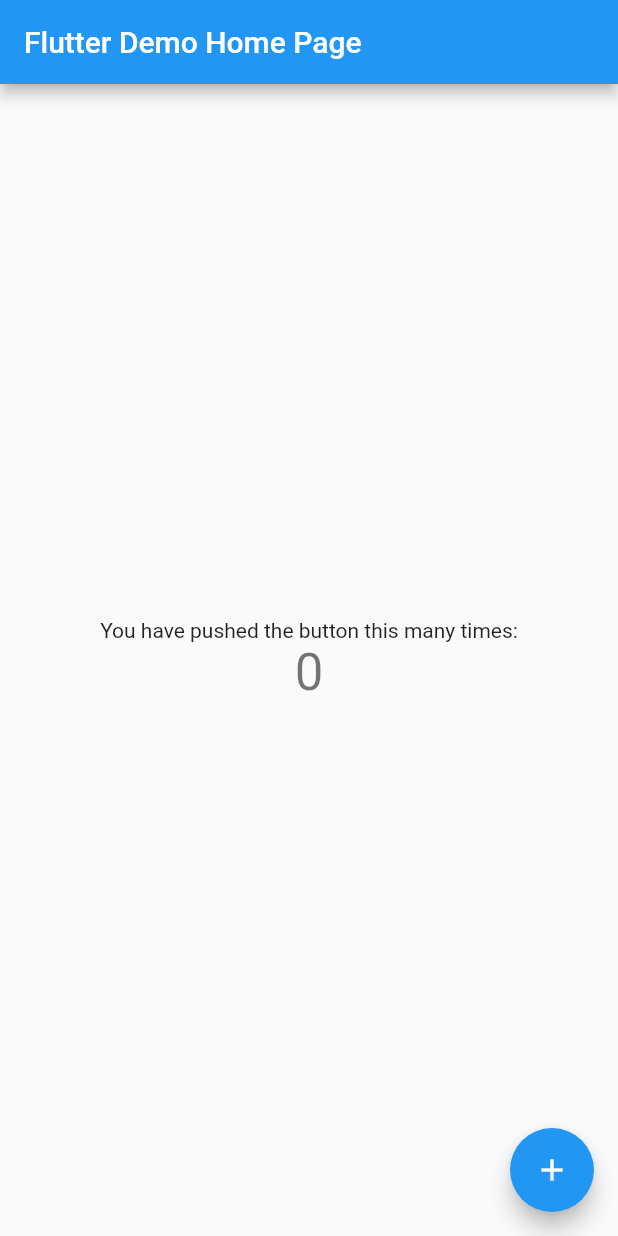
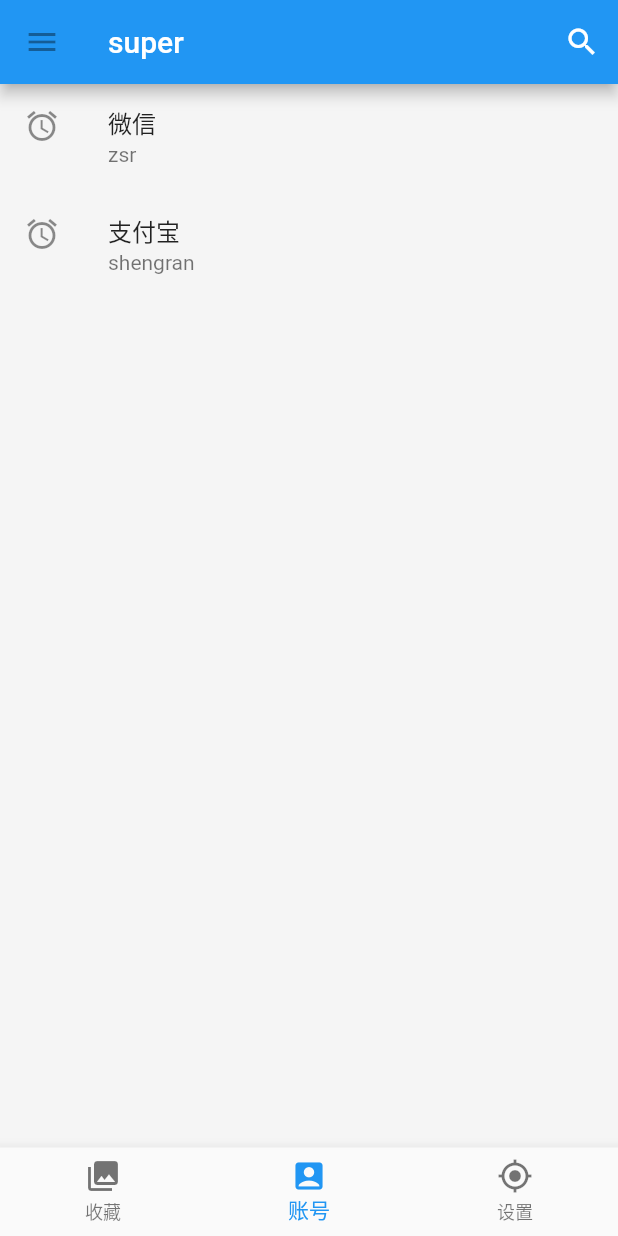
Before and after one commit to zsr251/super_pass_app, a Flutter app: the screen it shows after launch, on a phone screen of 412 x 824 dp. Run offline on Flutter 3.47's test engine with Material 2 defaults, Android fonts, the phone set to English and light mode, and no system bars.

Commit message:
账号列表

```diff
--- a/lib/main.dart
+++ b/lib/main.dart
@@ -1,111 +1,14 @@
 import 'package:flutter/material.dart';
+import 'package:super_pass_app/widget/content_list.dart';
 
-void main() => runApp(MyApp());
+void main() => runApp(App());
 
-class MyApp extends StatelessWidget {
-  // This widget is the root of your application.
+class App extends StatelessWidget {
   @override
   Widget build(BuildContext context) {
     return MaterialApp(
-      title: 'Flutter Demo',
-      theme: ThemeData(
-        // This is the theme of your application.
-        //
-        // Try running your application with "flutter run". You'll see the
-        // application has a blue toolbar. Then, without quitting the app, try
-        // changing the primarySwatch below to Colors.green and then invoke
-        // "hot reload" (press "r" in the console where you ran "flutter run",
-        // or simply save your changes to "hot reload" in a Flutter IDE).
-        // Notice that the counter didn't reset back to zero; the application
-        // is not restarted.
-        primarySwatch: Colors.blue,
-      ),
-      home: MyHomePage(title: 'Flutter Demo Home Page'),
+      debugShowCheckedModeBanner: false,
+      home: ContentList(),
     );
   }
 }
-
-class MyHomePage extends StatefulWidget {
-  MyHomePage({Key key, this.title}) : super(key: key);
-
-  // This widget is the home page of your application. It is stateful, meaning
-  // that it has a State object (defined below) that contains fields that affect
-  // how it looks.
-
-  // This class is the configuration for the state. It holds the values (in this
-  // case the title) provided by the parent (in this case the App widget) and
-  // used by the build method of the State. Fields in a Widget subclass are
-  // always marked "final".
-
-  final String title;
-
-  @override
-  _MyHomePageState createState() => _MyHomePageState();
-}
-
-class _MyHomePageState extends State<MyHomePage> {
-  int _counter = 0;
-
-  void _incrementCounter() {
-    setState(() {
-      // This call to setState tells the Flutter framework that something has
-      // changed in this State, which causes it to rerun the build method below
-      // so that the display can reflect the updated values. If we changed
-      // _counter without calling setState(), then the build method would not be
-      // called again, and so nothing would appear to happen.
-      _counter++;
-    });
-  }
-
-  @override
-  Widget build(BuildContext context) {
-    // This method is rerun every time setState is called, for instance as done
-    // by the _incrementCounter method above.
-    //
-    // The Flutter framework has been optimized to make rerunning build methods
-    // fast, so that you can just rebuild anything that needs updating rather
-    // than having to individually change instances of widgets.
-    return Scaffold(
-      appBar: AppBar(
-        // Here we take the value from the MyHomePage object that was created by
-        // the App.build method, and use it to set our appbar title.
-        title: Text(widget.title),
-      ),
-      body: Center(
-        // Center is a layout widget. It takes a single child and positions it
-        // in the middle of the parent.
-        child: Column(
-          // Column is also layout widget. It takes a list of children and
-          // arranges them vertically. By default, it sizes itself to fit its
-          // children horizontally, and tries to be as tall as its parent.
-          //
-          // Invoke "debug painting" (press "p" in the console, choose the
-          // "Toggle Debug Paint" action from the Flutter Inspector in Android
-          // Studio, or the "Toggle Debug Paint" command in Visual Studio Code)
-          // to see the wireframe for each widget.
-          //
-          // Column has various properties to control how it sizes itself and
-          // how it positions its children. Here we use mainAxisAlignment to
-          // center the children vertically; the main axis here is the vertical
-          // axis because Columns are vertical (the cross axis would be
-          // horizontal).
-          mainAxisAlignment: MainAxisAlignment.center,
-          children: <Widget>[
-            Text(
-              'You have pushed the button this many times:',
-            ),
-            Text(
-              '$_counter',
-              style: Theme.of(context).textTheme.display1,
-            ),
-          ],
-        ),
-      ),
-      floatingActionButton: FloatingActionButton(
-        onPressed: _incrementCounter,
-        tooltip: 'Increment',
-        child: Icon(Icons.add),
-      ), // This trailing comma makes auto-formatting nicer for build methods.
-    );
-  }
-}
--- /dev/null
+++ b/lib/model/app_account.dart
@@ -0,0 +1,12 @@
+import 'package:json_annotation/json_annotation.dart';
+
+@JsonSerializable()
+class AppAccount {
+  final String icon;
+  final String appName;
+  final String showUserName;
+  final String password;
+  String get showPassword => password;
+  AppAccount(this.icon, this.appName, this.showUserName, this.password);
+
+}
--- /dev/null
+++ b/lib/widget/content_list.dart
@@ -0,0 +1,74 @@
+import 'package:flutter/material.dart';
+import 'package:flutter/services.dart';
+import 'package:super_pass_app/model/app_account.dart';
+
+class ContentList extends StatefulWidget {
+  ContentList({Key key}) : super(key: key);
+
+  _ContentListState createState() => _ContentListState();
+}
+
+class _ContentListState extends State<ContentList> {
+  List<AppAccount> _appAccountList = [
+    AppAccount('weixin', '微信', 'zsr', '123456'),
+    AppAccount('alipay', '支付宝', 'shengran', 'abcdef')
+  ];
+
+  @override
+  Widget build(BuildContext context) {
+    return Scaffold(
+      backgroundColor: Colors.grey[100],
+      appBar: AppBar(
+        leading: IconButton(
+          icon: Icon(Icons.menu),
+          tooltip: 'Navigration',
+          onPressed: null,
+        ),
+        title: Text('super'),
+        actions: <Widget>[
+          IconButton(
+            icon: Icon(Icons.search),
+            tooltip: 'Search',
+            onPressed:() => print('search'),
+          )
+        ],
+      ),
+      body: ListView.builder(
+        itemCount: _appAccountList.length,
+        itemBuilder: _listItemBuilder,
+      ),
+      bottomNavigationBar: BottomNavigationBar(
+        currentIndex: 1,
+        items: [
+          BottomNavigationBarItem(
+              icon: Icon(Icons.collections), title: Text('收藏')),
+          BottomNavigationBarItem(
+              icon: Icon(Icons.account_box), title: Text('账号')),
+          BottomNavigationBarItem(
+              icon: Icon(Icons.my_location), title: Text('设置')),
+        ],
+      ),
+    );
+  }
+_openSimpleDialog(String text){
+  showDialog(
+    context: context,
+    builder: (BuildContext context){
+      return SimpleDialog(title: Text(text),
+      children: <Widget>[],
+      );
+    }
+  );
+}
+  Widget _listItemBuilder(BuildContext context, int index) {
+    return ListTile(
+      onLongPress: (){
+        Clipboard.setData(new ClipboardData(text: _appAccountList[index].showPassword));
+        _openSimpleDialog(_appAccountList[index].showPassword);
+      },
+      leading: Icon(Icons.access_alarm),
+      title: Text(_appAccountList[index].appName),
+      subtitle: Text(_appAccountList[index].showUserName),
+    );
+  }
+}
--- a/pubspec.yaml
+++ b/pubspec.yaml
@@ -23,7 +23,7 @@ dependencies:
   # The following adds the Cupertino Icons font to your application.
   # Use with the CupertinoIcons class for iOS style icons.
   cupertino_icons: ^0.1.2
-
+  json_serializable: ^3.2.2
 dev_dependencies:
   flutter_test:
     sdk: flutter
```
Also changed, not shown: pubspec.lock.
